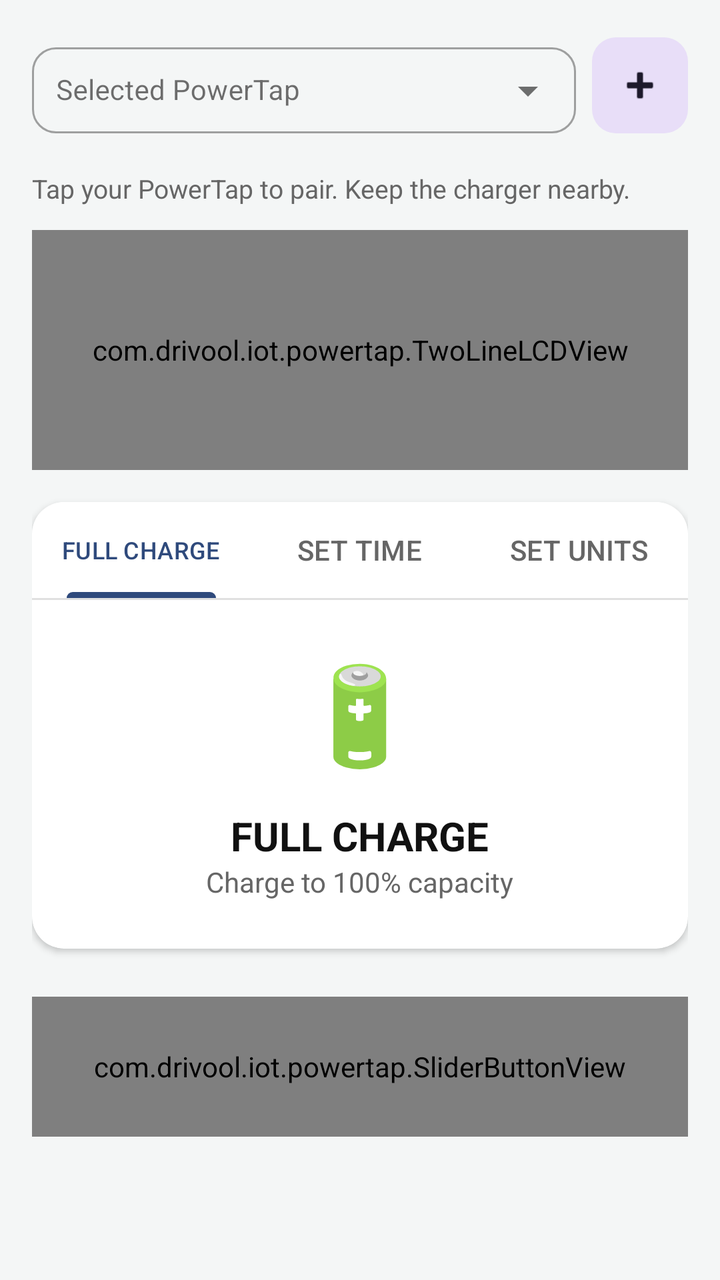
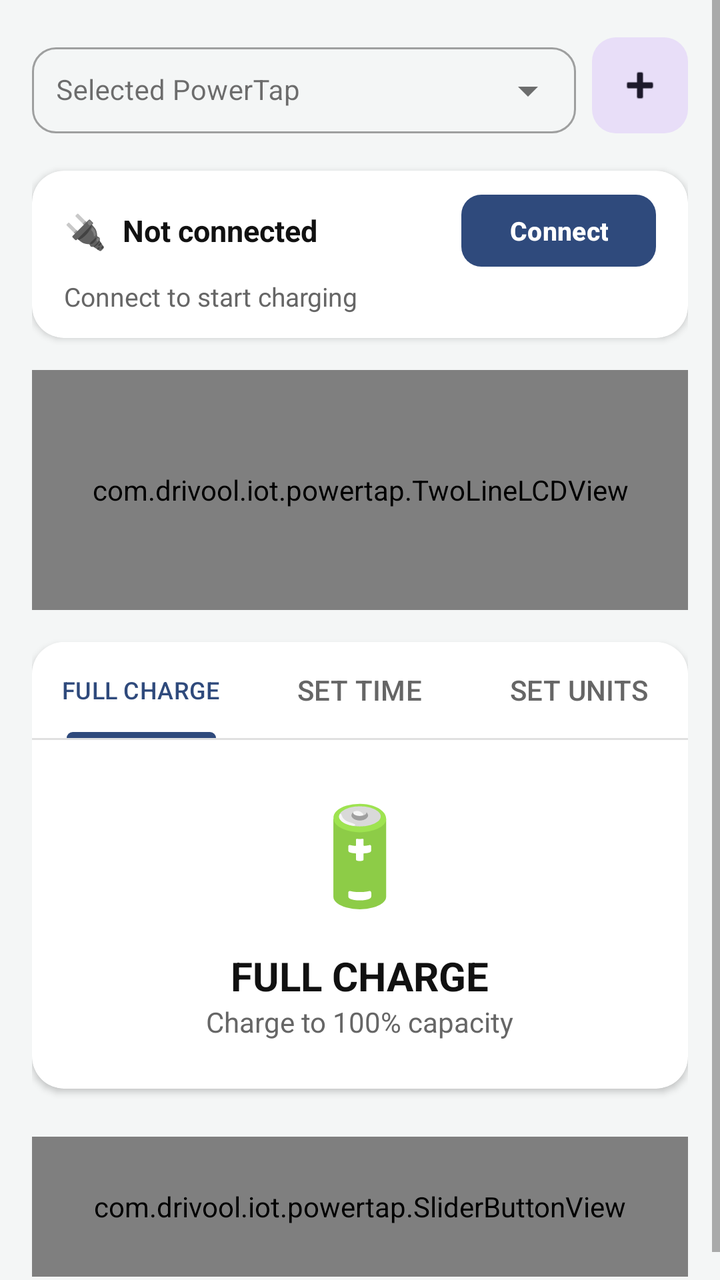

Screens rendered from an Android XML layout before and after an edit, with the pre-edit source and the edit as a unified diff.
<!-- AndroidManifest.xml: application theme Theme.PowerTap -->
<!-- res/layout/fragment_home.xml -->
<?xml version="1.0" encoding="utf-8"?>
<ScrollView xmlns:android="http://schemas.android.com/apk/res/android"
    xmlns:app="http://schemas.android.com/apk/res-auto"
    android:layout_width="match_parent"
    android:layout_height="match_parent"
    android:background="?attr/colorSurface">

    <FrameLayout
        android:layout_width="match_parent"
        android:layout_height="match_parent">

        <LinearLayout
            android:id="@+id/mainContent"
            android:layout_width="match_parent"
            android:layout_height="wrap_content"
            android:orientation="vertical"
            android:padding="16dp"
            android:gravity="center_horizontal">

            
            <LinearLayout
                android:layout_width="match_parent"
                android:layout_height="wrap_content"
                android:layout_marginBottom="16dp"
                android:gravity="center_vertical"
                android:orientation="horizontal">

                <com.google.android.material.textfield.TextInputLayout
                    style="@style/Widget.MaterialComponents.TextInputLayout.OutlinedBox.ExposedDropdownMenu"
                    android:layout_width="0dp"
                    android:layout_height="wrap_content"
                    android:layout_marginEnd="8dp"
                    android:layout_weight="1"
                    android:hint="Selected PowerTap"
                    app:boxBackgroundColor="?attr/colorSurface"
                    app:boxCornerRadiusBottomEnd="12dp"
                    app:boxCornerRadiusBottomStart="12dp"
                    app:boxCornerRadiusTopEnd="12dp"
                    app:boxCornerRadiusTopStart="12dp">

                    <AutoCompleteTextView
                        android:id="@+id/deviceSelector"
                        android:layout_width="match_parent"
                        android:layout_height="wrap_content"
                        android:inputType="none"
                        android:padding="12dp"
                        android:textSize="14sp" />
                </com.google.android.material.textfield.TextInputLayout>

                <com.google.android.material.button.MaterialButton
                    android:id="@+id/btnDisconnect"
                    style="@style/Widget.Material3.Button.IconButton.Filled.Tonal"
                    android:layout_width="48dp"
                    android:layout_height="48dp"
                    android:layout_marginEnd="8dp"
                    android:contentDescription="Disconnect"
                    android:insetLeft="0dp"
                    android:insetRight="0dp"
                    android:insetTop="0dp"
                    android:insetBottom="0dp"
                    android:padding="0dp"
                    android:visibility="gone"
                    app:cornerRadius="12dp"
                    app:icon="@android:drawable/ic_menu_close_clear_cancel"
                    app:iconGravity="textStart"
                    app:iconPadding="0dp"
                    app:iconSize="24dp"
                    app:iconTint="#D32F2F" />

                <com.google.android.material.button.MaterialButton
                    android:id="@+id/btnAddDevice"
                    style="@style/Widget.Material3.Button.IconButton.Filled.Tonal"
                    android:layout_width="48dp"
                    android:layout_height="48dp"
                    android:contentDescription="Add New Device"
                    android:insetLeft="0dp"
                    android:insetRight="0dp"
                    android:insetTop="0dp"
                    android:insetBottom="0dp"
                    android:padding="0dp"
                    app:cornerRadius="12dp"
                    app:icon="@android:drawable/ic_input_add"
                    app:iconGravity="textStart"
                    app:iconPadding="0dp"
                    app:iconSize="24dp" />
            </LinearLayout>

            <TextView
                android:id="@+id/txtBtOffBanner"
                android:layout_width="match_parent"
                android:layout_height="wrap_content"
                android:layout_marginBottom="12dp"
                android:background="#FFF3E0"
                android:clickable="true"
                android:focusable="true"
                android:gravity="center"
                android:padding="12dp"
                android:text="Bluetooth is off. Turn it on to connect to your PowerTap."
                android:textColor="#E65100"
                android:textSize="14sp"
                android:textStyle="bold"
                android:visibility="gone" />

            <TextView
                android:id="@+id/txtBleStatus"
                android:layout_width="match_parent"
                android:layout_height="wrap_content"
                android:layout_marginBottom="12dp"
                android:text="Tap your PowerTap to pair. Keep the charger nearby."
                android:textColor="?attr/colorOnSurfaceVariant"
                android:textSize="13sp" />

            
            <com.drivool.iot.powertap.TwoLineLCDView
                android:id="@+id/lcd_view"
                android:layout_width="match_parent"
                android:layout_height="120dp"
                android:layout_marginBottom="16dp" />

            
            <androidx.cardview.widget.CardView
                android:layout_width="match_parent"
                android:layout_height="wrap_content"
                android:layout_marginBottom="16dp"
                app:cardCornerRadius="16dp"
                app:cardElevation="2dp"
                app:cardBackgroundColor="?attr/colorSurfaceContainer">

                <LinearLayout
                    android:layout_width="match_parent"
                    android:layout_height="wrap_content"
                    android:orientation="vertical">

                    <com.google.android.material.tabs.TabLayout
                        android:id="@+id/tabLayout"
                        android:layout_width="match_parent"
                        android:layout_height="wrap_content"
                        app:tabIndicatorColor="?attr/colorPrimary"
                        app:tabSelectedTextColor="?attr/colorPrimary"
                        app:tabTextColor="?attr/colorOnSurfaceVariant"
                        app:tabRippleColor="@android:color/transparent"
                        app:tabMode="fixed"
                        app:tabGravity="fill"
                        android:background="?attr/colorSurfaceContainer">
                        <com.google.android.material.tabs.TabItem
                            android:layout_width="wrap_content"
                            android:layout_height="wrap_content"
                            android:text="FULL CHARGE" />
                        <com.google.android.material.tabs.TabItem
                            android:layout_width="wrap_content"
                            android:layout_height="wrap_content"
                            android:text="SET TIME" />
                        <com.google.android.material.tabs.TabItem
                            android:layout_width="wrap_content"
                            android:layout_height="wrap_content"
                            android:text="SET UNITS" />
                    </com.google.android.material.tabs.TabLayout>

                    <View
                        android:layout_width="match_parent"
                        android:layout_height="1dp"
                        android:background="?attr/colorOutlineVariant" />

                    <LinearLayout
                        android:layout_width="match_parent"
                        android:layout_height="wrap_content"
                        android:orientation="vertical"
                        android:padding="24dp"
                        android:gravity="center">

                        <TextView
                            android:id="@+id/txtIcon"
                            android:layout_width="wrap_content"
                            android:layout_height="wrap_content"
                            android:text="🔋"
                            android:textSize="48sp"
                            android:layout_marginBottom="16dp" />

                        <TextView
                            android:id="@+id/txtTitle"
                            android:layout_width="wrap_content"
                            android:layout_height="wrap_content"
                            android:text="FULL CHARGE"
                            android:textSize="20sp"
                            android:textStyle="bold"
                            android:textColor="?attr/colorOnSurface" />

                        <TextView
                            android:id="@+id/txtSubtitle"
                            android:layout_width="wrap_content"
                            android:layout_height="wrap_content"
                            android:text="Charge to 100% capacity"
                            android:textColor="?attr/colorOnSurfaceVariant"
                            android:textSize="14sp" />

                        <LinearLayout
                            android:id="@+id/sliderSection"
                            android:layout_width="match_parent"
                            android:layout_height="wrap_content"
                            android:orientation="vertical"
                            android:visibility="gone"
                            android:gravity="center">

                            <LinearLayout
                                android:layout_width="match_parent"
                                android:layout_height="wrap_content"
                                android:gravity="center_vertical"
                                android:orientation="horizontal">

                                <com.google.android.material.button.MaterialButton
                                    android:id="@+id/btnMinus"
                                    android:layout_width="56dp"
                                    android:layout_height="56dp"
                                    android:text="-"
                                    android:textAllCaps="false"
                                    android:textColor="?attr/colorOnPrimary"
                                    android:textStyle="bold"
                                    android:textSize="28sp"
                                    app:backgroundTint="?attr/colorPrimary"
                                    app:cornerRadius="28dp"
                                    android:padding="0dp"
                                    android:insetTop="0dp"
                                    android:insetBottom="0dp"
                                    android:insetLeft="0dp"
                                    android:insetRight="0dp"
                                    app:iconPadding="0dp" />

                                <TextView
                                    android:id="@+id/txtValue"
                                    android:layout_width="0dp"
                                    android:layout_height="wrap_content"
                                    android:layout_weight="1"
                                    android:gravity="center"
                                    android:text="1:00"
                                    android:textSize="32sp"
                                    android:textColor="?attr/colorOnSurface"
                                    android:textStyle="bold" />

                                <com.google.android.material.button.MaterialButton
                                    android:id="@+id/btnPlus"
                                    android:layout_width="56dp"
                                    android:layout_height="56dp"
                                    android:text="+"
                                    android:textAllCaps="false"
                                    android:textColor="?attr/colorOnPrimary"
                                    android:textStyle="bold"
                                    android:textSize="20sp"
                                    app:backgroundTint="?attr/colorPrimary"
                                    app:cornerRadius="28dp"
                                    android:padding="0dp"
                                    android:insetTop="0dp"
                                    android:insetBottom="0dp"
                                    android:insetLeft="0dp"
                                    android:insetRight="0dp"
                                    app:iconPadding="0dp" />
                            </LinearLayout>

                            <SeekBar
                                android:id="@+id/seekBar"
                                android:layout_width="match_parent"
                                android:layout_height="wrap_content"
                                android:layout_marginTop="16dp" />

                            <TextView
                                android:id="@+id/txtInfo"
                                android:layout_width="match_parent"
                                android:layout_height="wrap_content"
                                android:gravity="center"
                                android:textColor="?attr/colorOnSurfaceVariant"
                                android:textSize="14sp"
                                android:layout_marginTop="8dp" />
                        </LinearLayout>
                    </LinearLayout>
                </LinearLayout>
            </androidx.cardview.widget.CardView>

            <com.drivool.iot.powertap.SliderButtonView
                android:id="@+id/slider_button"
                android:layout_width="match_parent"
                android:layout_height="70dp"
                android:layout_marginTop="8dp" />

        </LinearLayout>

        
        <LinearLayout
            android:id="@+id/emptyState"
            android:layout_width="match_parent"
            android:layout_height="match_parent"
            android:background="?attr/colorSurface"
            android:gravity="center"
            android:orientation="vertical"
            android:padding="32dp"
            android:visibility="gone">

            <TextView
                android:layout_width="wrap_content"
                android:layout_height="wrap_content"
                android:text="👋"
                android:textSize="80sp" />

            <TextView
                android:layout_width="wrap_content"
                android:layout_height="wrap_content"
                android:layout_marginTop="16dp"
                android:text="Ready to Charge?"
                android:textColor="?attr/colorOnSurface"
                android:textSize="22sp"
                android:textStyle="bold" />

            <TextView
                android:layout_width="wrap_content"
                android:layout_height="wrap_content"
                android:layout_marginTop="8dp"
                android:gravity="center"
                android:text="Connect your first PowerTap device to get started."
                android:textColor="?attr/colorOnSurfaceVariant"
                android:textSize="16sp" />

            <com.google.android.material.button.MaterialButton
                android:id="@+id/btnSetupFirstDevice"
                android:layout_width="match_parent"
                android:layout_height="wrap_content"
                android:layout_marginTop="32dp"
                android:padding="16dp"
                android:text="Add New Device"
                app:cornerRadius="12dp"
                app:icon="@android:drawable/ic_input_add"
                app:iconGravity="textStart" />

        </LinearLayout>
    </FrameLayout>
</ScrollView>
<!-- resources referenced by this layout -->
<resources>
  <style name="Theme.PowerTap" parent="Base.Theme.PowerTap" />
  <style name="Base.Theme.PowerTap" parent="Theme.Material3.DayNight.NoActionBar">
          <item name="colorPrimary">@color/primary_blue</item>
          <item name="colorOnPrimary">@color/white</item>
          <item name="colorSecondary">@color/primary_blue</item>
          <item name="colorOnSecondary">@color/white</item>
  
          <item name="colorSurface">@color/bg_canvas</item>
          <item name="colorOnSurface">@color/text_primary</item>
          <item name="colorOnSurfaceVariant">@color/text_secondary</item>
          <item name="colorSurfaceContainer">@color/bg_card</item>
          <item name="colorSurfaceContainerLow">@color/bg_canvas</item>
          <item name="colorSurfaceContainerHigh">@color/bg_header</item>
          <item name="colorSurfaceContainerHighest">@color/bg_input</item>
          <item name="colorOutline">@color/text_tertiary</item>
          <item name="colorOutlineVariant">@color/divider</item>
  
          <item name="android:colorBackground">@color/bg_canvas</item>
          <item name="android:windowBackground">@color/bg_canvas</item>
          <item name="android:statusBarColor">?attr/colorPrimary</item>
          <item name="android:navigationBarColor">@color/bg_canvas</item>
          <item name="android:windowLightStatusBar" tools:targetApi="m">false</item>
          <item name="android:windowLightNavigationBar" tools:targetApi="o_mr1">true</item>
  
          <item name="colorError">@color/status_error</item>
          <item name="android:textColorPrimary">@color/text_primary</item>
          <item name="android:textColorSecondary">@color/text_secondary</item>
      </style>
  <color name="primary_blue">#2F4A7C</color>
  <color name="white">#FFFFFF</color>
  <color name="bg_canvas">#F4F6F6</color>
  <color name="text_primary">#111111</color>
  <color name="text_secondary">#666666</color>
  <color name="bg_card">#FFFFFF</color>
  <color name="bg_header">#E8E8E8</color>
  <color name="bg_input">#F0F0F0</color>
  <color name="text_tertiary">#999999</color>
  <color name="divider">#E0E0E0</color>
  <color name="status_error">#FF4444</color>
</resources>

<!-- the commit's change to res/layout/fragment_home.xml (unified diff, before → after) -->
@@ -46,26 +46,6 @@
                         android:padding="12dp"
                         android:textSize="14sp" />
                 </com.google.android.material.textfield.TextInputLayout>
-
-                <com.google.android.material.button.MaterialButton
-                    android:id="@+id/btnDisconnect"
-                    style="@style/Widget.Material3.Button.IconButton.Filled.Tonal"
-                    android:layout_width="48dp"
-                    android:layout_height="48dp"
-                    android:layout_marginEnd="8dp"
-                    android:contentDescription="Disconnect"
-                    android:insetLeft="0dp"
-                    android:insetRight="0dp"
-                    android:insetTop="0dp"
-                    android:insetBottom="0dp"
-                    android:padding="0dp"
-                    android:visibility="gone"
-                    app:cornerRadius="12dp"
-                    app:icon="@android:drawable/ic_menu_close_clear_cancel"
-                    app:iconGravity="textStart"
-                    app:iconPadding="0dp"
-                    app:iconSize="24dp"
-                    app:iconTint="#D32F2F" />
 
                 <com.google.android.material.button.MaterialButton
                     android:id="@+id/btnAddDevice"
@@ -101,14 +81,80 @@
                 android:textStyle="bold"
                 android:visibility="gone" />
 
-            <TextView
-                android:id="@+id/txtBleStatus"
-                android:layout_width="match_parent"
-                android:layout_height="wrap_content"
-                android:layout_marginBottom="12dp"
-                android:text="Tap your PowerTap to pair. Keep the charger nearby."
-                android:textColor="?attr/colorOnSurfaceVariant"
-                android:textSize="13sp" />
+            
+            <androidx.cardview.widget.CardView
+                android:id="@+id/connectionCard"
+                android:layout_width="match_parent"
+                android:layout_height="wrap_content"
+                android:layout_marginBottom="16dp"
+                app:cardBackgroundColor="?attr/colorSurfaceContainer"
+                app:cardCornerRadius="16dp"
+                app:cardElevation="2dp">
+
+                <LinearLayout
+                    android:layout_width="match_parent"
+                    android:layout_height="wrap_content"
+                    android:orientation="vertical"
+                    android:paddingStart="16dp"
+                    android:paddingTop="12dp"
+                    android:paddingEnd="16dp"
+                    android:paddingBottom="12dp">
+
+                    
+                    <LinearLayout
+                        android:layout_width="match_parent"
+                        android:layout_height="wrap_content"
+                        android:gravity="center_vertical"
+                        android:orientation="horizontal">
+
+                        <TextView
+                            android:id="@+id/txtConnectionIcon"
+                            android:layout_width="wrap_content"
+                            android:layout_height="wrap_content"
+                            android:layout_marginEnd="8dp"
+                            android:text="🔌"
+                            android:textSize="17sp" />
+
+                        <TextView
+                            android:id="@+id/txtConnectionTitle"
+                            android:layout_width="0dp"
+                            android:layout_height="wrap_content"
+                            android:layout_weight="1"
+                            android:ellipsize="end"
+                            android:maxLines="1"
+                            android:text="Not connected"
+                            android:textColor="?attr/colorOnSurface"
+                            android:textSize="15sp"
+                            android:textStyle="bold" />
+
+                        <com.google.android.material.button.MaterialButton
+                            android:id="@+id/btnConnect"
+                            android:layout_width="wrap_content"
+                            android:layout_height="36dp"
+                            android:layout_marginStart="8dp"
+                            android:insetBottom="0dp"
+                            android:insetTop="0dp"
+                            android:minWidth="0dp"
+                            android:paddingStart="16dp"
+                            android:paddingEnd="16dp"
+                            android:text="Connect"
+                            android:textAllCaps="false"
+                            android:textSize="13sp"
+                            android:textStyle="bold"
+                            app:cornerRadius="10dp" />
+                    </LinearLayout>
+
+                    <TextView
+                        android:id="@+id/txtBleStatus"
+                        android:layout_width="match_parent"
+                        android:layout_height="wrap_content"
+                        android:layout_marginTop="6dp"
+                        android:lineSpacingExtra="2dp"
+                        android:text="Connect to start charging"
+                        android:textColor="?attr/colorOnSurfaceVariant"
+                        android:textSize="13sp" />
+                </LinearLayout>
+            </androidx.cardview.widget.CardView>
 
             
             <com.drivool.iot.powertap.TwoLineLCDView
@@ -119,6 +165,7 @@
 
             
             <androidx.cardview.widget.CardView
+                android:id="@+id/modeCard"
                 android:layout_width="match_parent"
                 android:layout_height="wrap_content"
                 android:layout_marginBottom="16dp"
@@ -274,6 +321,24 @@
                 </LinearLayout>
             </androidx.cardview.widget.CardView>
 
+            
+            <androidx.cardview.widget.CardView
+                android:id="@+id/chargingChartCard"
+                android:layout_width="match_parent"
+                android:layout_height="wrap_content"
+                android:layout_marginBottom="16dp"
+                android:clipChildren="false"
+                android:visibility="gone"
+                app:cardCornerRadius="16dp"
+                app:cardElevation="2dp"
+                app:cardBackgroundColor="?attr/colorSurfaceContainer">
+
+                <com.drivool.iot.powertap.ChargingChartView
+                    android:id="@+id/chargingChart"
+                    android:layout_width="match_parent"
+                    android:layout_height="wrap_content" />
+            </androidx.cardview.widget.CardView>
+
             <com.drivool.iot.powertap.SliderButtonView
                 android:id="@+id/slider_button"
                 android:layout_width="match_parent"
